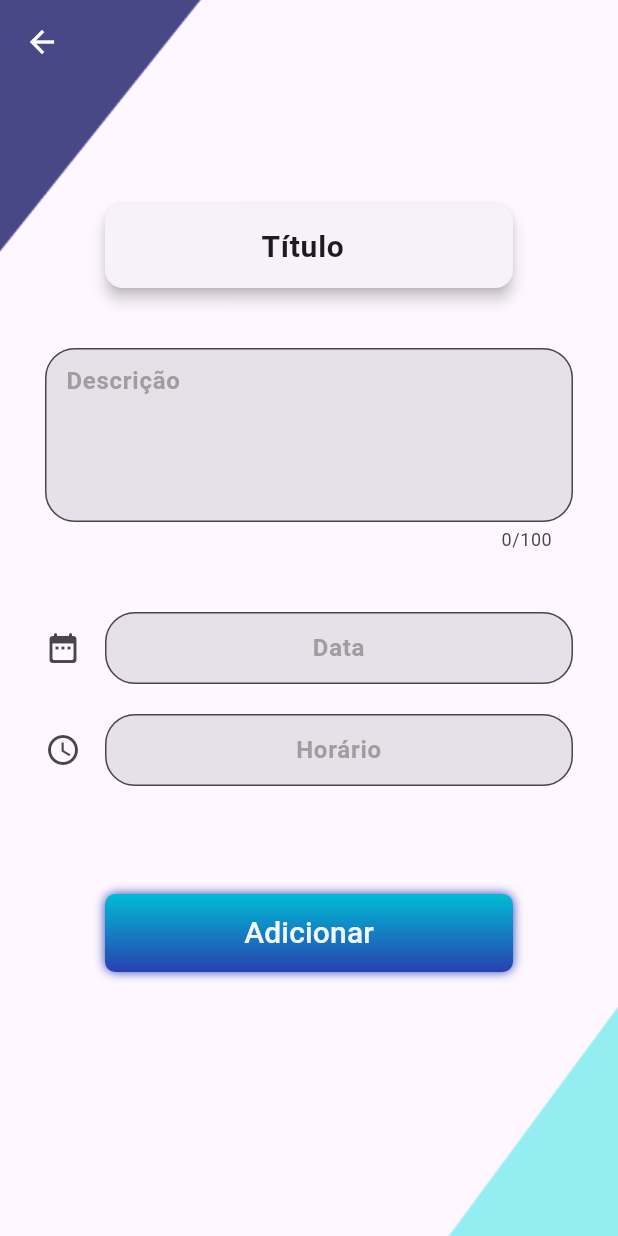
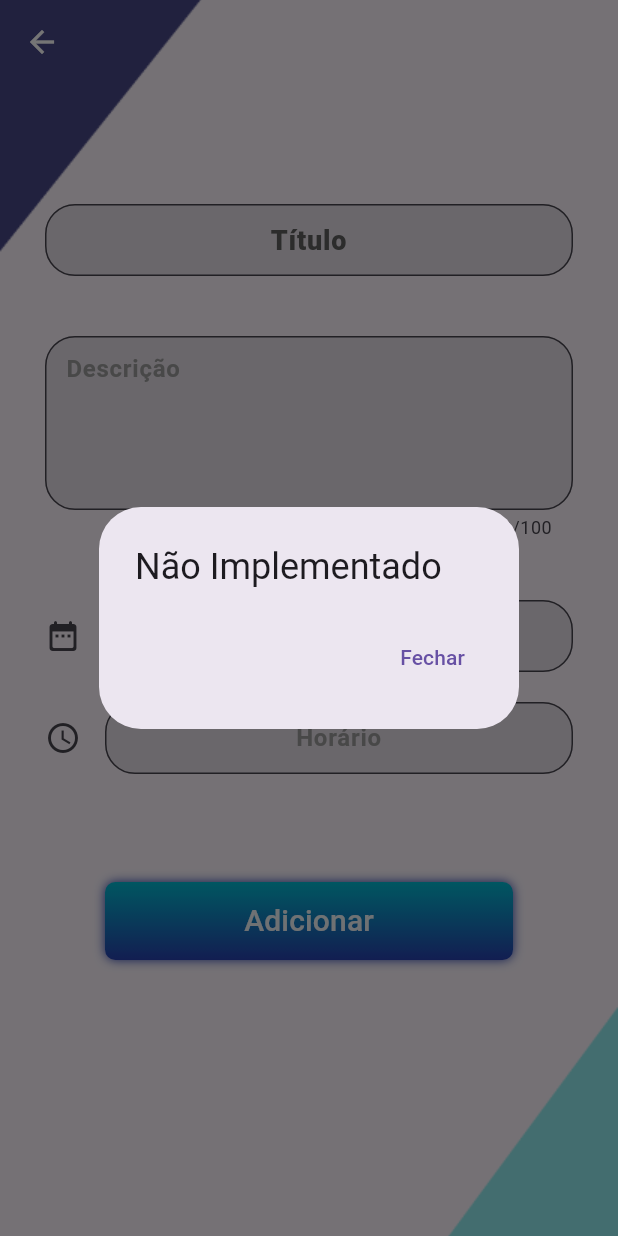
Before and after one commit to luckyzn/flutter_app, a Flutter app: the EditTasks screen opened directly, after a tap on "Adicionar", on a phone screen of 412 x 824 dp. Run offline on Flutter 3.47's test engine with Material 3 defaults, Android fonts, the phone set to English and light mode, and no system bars; our stand-ins replace flutter_local_notifications, get, sqflite; accounts and stored records are empty.

Commit message:
Update editTasks.page.dart
Not Implemented Error

```diff
--- a/lib/pages/editTasks.page.dart
+++ b/lib/pages/editTasks.page.dart
@@ -42,15 +42,29 @@ class _AddTasksState extends State<EditTasks> {
                   ),
                 child: ListView(
                   children: [
-                    const SizedBox(height: 60),
-                    const Card(
-                          elevation: 4,
-                          margin: EdgeInsets.only(left: 40,right: 40),
-                          child: ListTile(
-                            title: Text('Título',textAlign: TextAlign.center, style: TextStyle(fontWeight: FontWeight.bold,fontSize: 20), ),
+                    const SizedBox(height:60),
+                    TextFormField(
 
-                          ),
-                      ),
+                      textAlign: TextAlign.center,
+                      decoration: InputDecoration(
+                        contentPadding: const EdgeInsets.only(
+                          top: 10,
+                          left: 10,
+                          right: 10,
+                     ),
+                      filled: true,
+                      border: OutlineInputBorder(
+                      borderRadius: BorderRadius.circular(20),
+                    ),
+                      hintText: 'Título',
+                      hintStyle: const TextStyle(
+                      fontSize: 18,
+                      color: Color.fromARGB(255, 95, 95, 95),
+                      fontWeight: FontWeight.w800,
+                      )),
+
+
+                    ),
                     const SizedBox(
                       height: 40,
                     ),
@@ -179,7 +193,17 @@ class _AddTasksState extends State<EditTasks> {
                         ]),
                       child: SizedBox(
                         child: TextButton(
-                          onPressed: () => {},
+                          onPressed: () => {
+                            showDialog(context: context, builder: (context) =>
+                             AlertDialog(
+                                title: Text('Não Implementado'),
+                                actions: [
+                                    TextButton(onPressed: (){
+                                      Navigator.of(context).pop();
+                                    }, child: const Text('Fechar'))
+                                ],
+                              ))
+                          },
                           child: const Row(
                             mainAxisAlignment: MainAxisAlignment.center,
                             children: [
```
